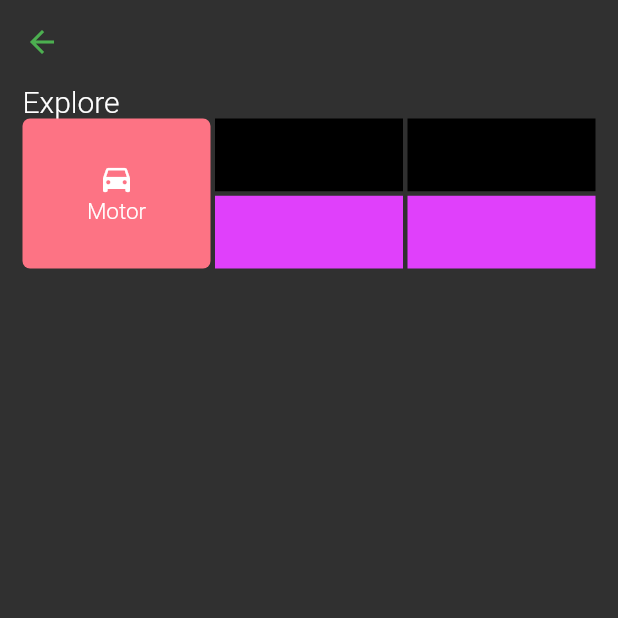
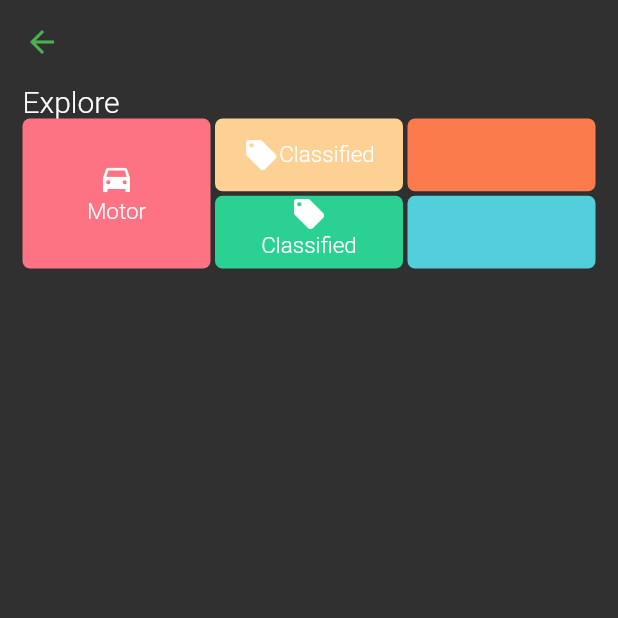
Before and after one commit to pavelsust/flutter_app, a Flutter app: the Dashboard screen opened directly, on a phone screen of 412 x 824 dp, the top half of it. Run offline on Flutter 3.47's test engine with Material 2 defaults, Android fonts, the phone set to English and light mode, and no system bars.

Commit message:
dashboard icon design

```diff
--- a/lib/testapp/Dashboard.dart
+++ b/lib/testapp/Dashboard.dart
@@ -74,15 +74,44 @@ class MainContent extends StatelessWidget {
                           children: <Widget>[
                             Expanded(
                               child: Container(
-                                color: Colors.black,
+                                decoration: BoxDecoration(
+                                  borderRadius: BorderRadius.circular(5),
+                                  color: Color(0xFFFDD093),
+                                ),
+                                child: Row(
+                                  mainAxisAlignment: MainAxisAlignment.center,
+                                  children: <Widget>[
+                                    Icon(Icons.local_offer, color: Colors.white),
+                                    Text(
+                                      'Classified',
+                                      style:
+                                      TextStyle(fontSize: 15, color: Colors.white),
+                                    )
+                                  ],
+                                ),
                               ),
+
                             ),
                             SizedBox(
                               height: 3,
                             ),
                             Expanded(
                               child: Container(
-                                color: Colors.purpleAccent,
+                                width:  double.infinity,
+                                decoration: BoxDecoration(
+                                  borderRadius: BorderRadius.circular(5),
+                                  color: Color(0xFF2BD093),
+                                ),
+                                child: Column(
+                                  children: <Widget>[
+                                    Icon(Icons.local_offer, color: Colors.white),
+                                    Text(
+                                      'Classified',
+                                      style:
+                                      TextStyle(fontSize: 15, color: Colors.white),
+                                    )
+                                  ],
+                                ),
                               ),
                             )
                           ],
@@ -99,7 +128,10 @@ class MainContent extends StatelessWidget {
                           children: <Widget>[
                             Expanded(
                               child: Container(
-                                color: Colors.black,
+                                decoration: BoxDecoration(
+                                  borderRadius: BorderRadius.circular(5),
+                                  color: Color(0xFFFC7B4D),
+                                ),
                               ),
                             ),
                             SizedBox(
@@ -107,7 +139,10 @@ class MainContent extends StatelessWidget {
                             ),
                             Expanded(
                               child: Container(
-                                color: Colors.purpleAccent,
+                                decoration: BoxDecoration(
+                                  borderRadius: BorderRadius.circular(5),
+                                  color: Color(0xFF53CEDB),
+                                ),
                               ),
                             )
                           ],
```
